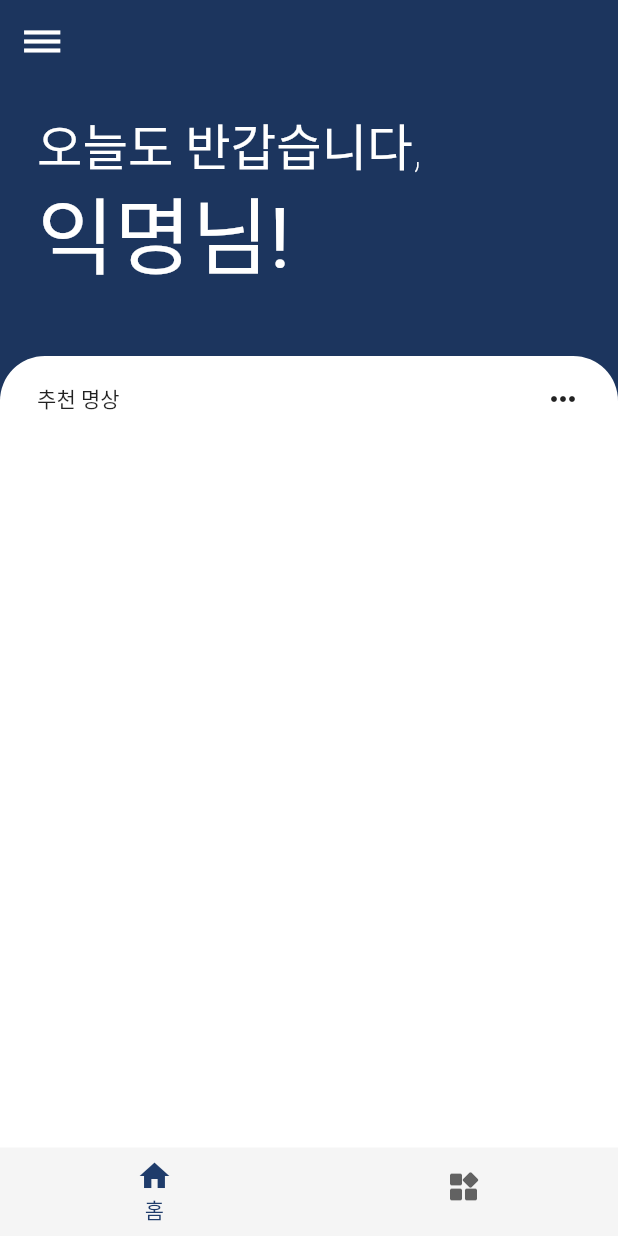
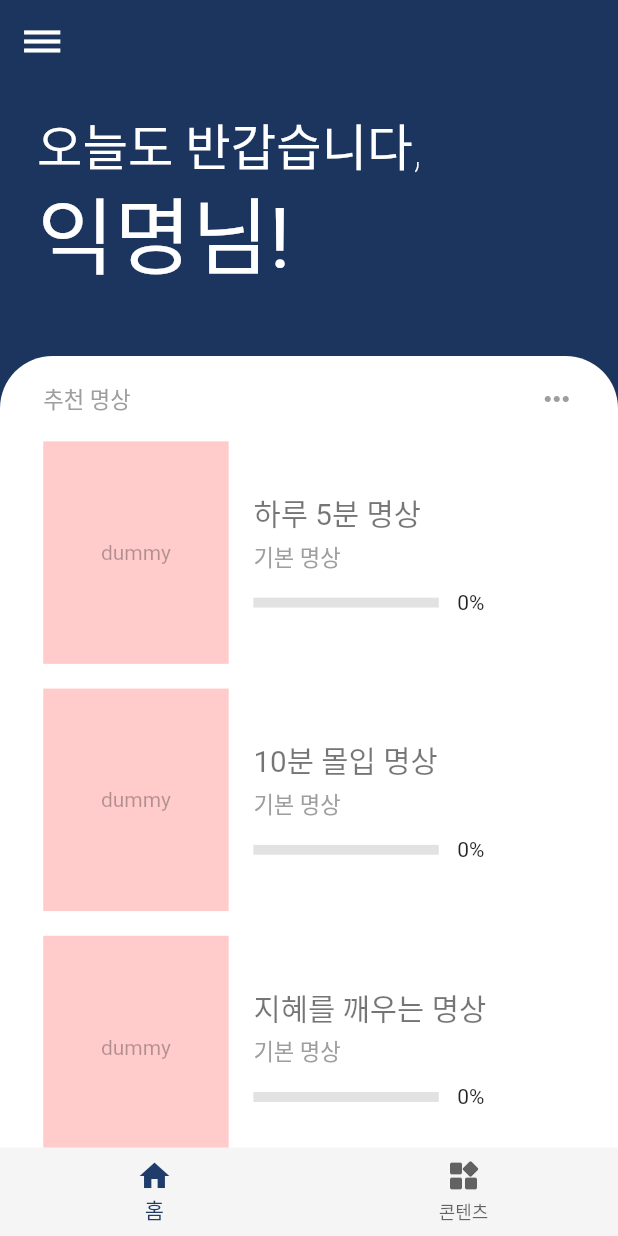
Before and after one commit to Kimdonghyeon7645/Contemplation, a Flutter app: the screen it shows after launch, on a phone screen of 412 x 824 dp. Run offline on Flutter 3.47's test engine with Material 2 defaults, Android fonts, the phone set to English and light mode, and no system bars; our stand-ins replace get.

Commit message:
code : add medication_tile.dart

```diff
--- a/lib/screens/screen_main_page.dart
+++ b/lib/screens/screen_main_page.dart
@@ -1,8 +1,15 @@
 import 'package:contemplation/widgets/bottom_bar.dart';
+import 'package:contemplation/widgets/medication_tile.dart';
 import 'package:flutter/material.dart';
 import 'package:get/get.dart';
 
 class MainPage extends StatelessWidget {
+  final List<List<String>> medicationList = [
+    ["하루 5분 명상", "기본 명상"],
+    ["10분 몰입 명상", "기본 명상"],
+    ["지혜를 깨우는 명상", "기본 명상"],
+  ];
+
   @override
   Widget build(BuildContext context) {
     return SafeArea(
@@ -18,29 +25,39 @@ class MainPage extends StatelessWidget {
             ),
           ),
           SliverToBoxAdapter(
-            child: Container(
+            child: buildMedicationList(medicationList),
+          ),
+        ]),
+        bottomNavigationBar: BottomBar(),
+      ),
+    );
+  }
+
+  Container buildMedicationList(List<List<String>> list) {
+    return Container(
             decoration: BoxDecoration(
               color: Colors.white,
-                borderRadius: BorderRadius.vertical(top: Radius.circular(30)),
+              borderRadius: BorderRadius.vertical(top: Radius.circular(35)),
             ),
-              height: Get.height * 2,
-              padding: EdgeInsets.fromLTRB(Get.width * 0.06, Get.height * 0.02,
-                  Get.width * 0.06, Get.height * 0.03),
+            height: Get.height * 1,
+            padding: EdgeInsets.fromLTRB(Get.width * 0.07, Get.height * 0.02,
+                Get.width * 0.07, Get.height * 0.03),
             child: Column(
               children: [
                 Row(
                   mainAxisAlignment: MainAxisAlignment.spaceBetween,
                   children: [
-                      Text("추천 명상"),
-                      Icon(Icons.more_horiz),
+                    Text("추천 명상", style: Get.textTheme.headline6),
+                    Icon(Icons.more_horiz, color: Get.textTheme.headline6.color,),
                   ],
+                ),
+                SizedBox(height: Get.height * 0.01),
+                for(List<String> content in list)
+                  Padding(
+                    padding: EdgeInsets.fromLTRB(0, Get.height * 0.01, 0, Get.height * 0.01),
+                    child: MedicationTile(content[0], content[1]),
                   )
               ],
-              ),
-            ),
-          ),
-        ]),
-        bottomNavigationBar: BottomBar(),
             ),
           );
   }
--- a/lib/themes/light_theme.dart
+++ b/lib/themes/light_theme.dart
@@ -10,20 +10,23 @@ final ThemeData lightTheme = ThemeData(
   ),
   textTheme: TextTheme(
     headline2: TextStyle(fontSize: Get.height * 0.04, fontWeight: FontWeight.w100),
+    headline4: TextStyle(fontSize: Get.height * 0.024),
+    headline5: TextStyle(fontSize: Get.height * 0.02),
+    headline6: TextStyle(fontSize: Get.height * 0.018, color: Colors.grey),
   ),
   accentTextTheme: TextTheme(
     headline2: TextStyle(fontSize: Get.height * 0.04, fontWeight: FontWeight.w700),
   ),
   bottomNavigationBarTheme: BottomNavigationBarThemeData(
-    showUnselectedLabels: false,
+    showUnselectedLabels: true,
     showSelectedLabels: true,
     elevation: 0,
     backgroundColor: Color.fromRGBO(245, 245, 245, 1),
+    // backgroundColor: Color.fromRGBO(0x22, 0x40, 0x72, 1),
     unselectedItemColor: Colors.black.withOpacity(0.6),
+    // unselectedItemColor: Colors.white.withOpacity(0.4),
     selectedItemColor: Color.fromRGBO(0x1F, 0x3C, 0x6B, 1),
-    // unselectedItemColor: Colors.white.withOpacity(0.4),
     // selectedItemColor: Colors.white,
-    // backgroundColor: Color.fromRGBO(0x22, 0x40, 0x72, 1),
   ),
   tooltipTheme: TooltipThemeData(),
   toggleButtonsTheme: ToggleButtonsThemeData(),
--- /dev/null
+++ b/lib/widgets/medication_tile.dart
@@ -0,0 +1,47 @@
+import 'package:flutter/material.dart';
+import 'package:get/get.dart';
+
+class MedicationTile extends StatelessWidget {
+  final String title, subText;
+
+  MedicationTile(this.title, this.subText);
+
+  @override
+  Widget build(BuildContext context) {
+    return Row(
+      children: [
+        Container(
+          width: Get.width * 0.3,
+          height: Get.height * 0.18,
+          color: Colors.redAccent.withOpacity(0.3),
+          alignment: Alignment.center,
+          child: Text("dummy", style: TextStyle(color: Colors.black.withOpacity(0.3))),
+        ),
+        SizedBox(width: Get.width * 0.04),
+        Column(
+          crossAxisAlignment: CrossAxisAlignment.start,
+          children: [
+            Text(title, style: Get.theme.textTheme.headline4),
+            SizedBox(height: Get.height * 0.005),
+            Text(subText, style: Get.theme.textTheme.headline6),
+            SizedBox(height: Get.height * 0.014),
+            Row(
+              children: [
+                SizedBox(
+                  child: LinearProgressIndicator(
+                    value: 0,
+                    backgroundColor: Colors.grey.withOpacity(0.3),
+                  ),
+                  width: Get.width * 0.3,
+                  height: Get.width * 0.016,
+                ),
+                SizedBox(width: Get.width * 0.03),
+                Text("0%"),
+              ],
+            )
+          ],
+        )
+      ],
+    );
+  }
+}
```
Lines whose indentation alone changed are shown as unchanged.
